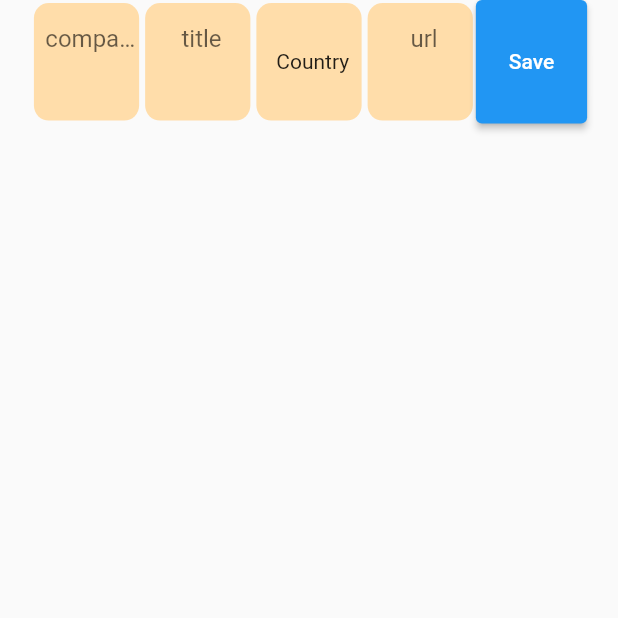
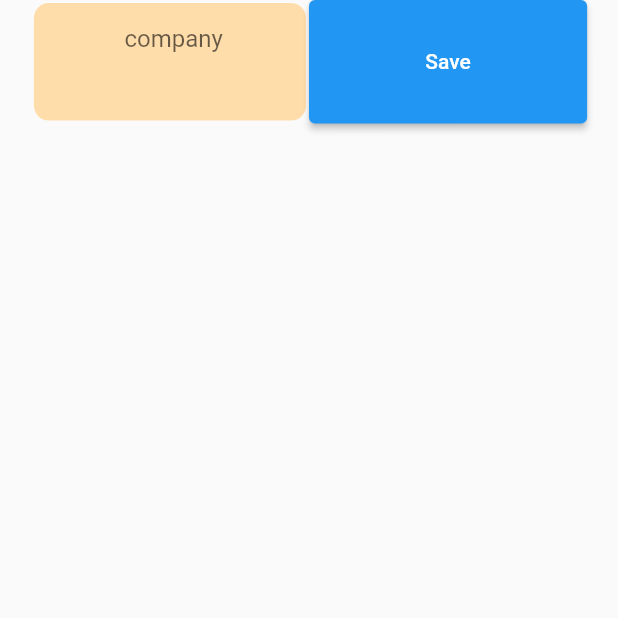
Before and after one commit to nikiforov5000/flutter_jobs_applications, a Flutter app: the screen it shows after launch, on a phone screen of 412 x 824 dp, the top half of it. Run offline on Flutter 3.47's test engine with Material 2 defaults, Android fonts, the phone set to English and light mode, and no system bars; our stand-ins replace cloud_firestore, country_picker, firebase_core; accounts and stored records are empty.

Commit message:
adds to firebase and clear text field

```diff
--- a/lib/screens/home_screen/widgets/input_section.dart
+++ b/lib/screens/home_screen/widgets/input_section.dart
@@ -21,24 +21,24 @@ class InputSection extends StatelessWidget {
     final rowHeight = height / 10;
 
 
-    TextEditingController companyController = TextEditingController();
-    final companyInput = TextFieldWidget(label: 'company', provider: companyProvider, controller: companyController);
+    // TextEditingController companyController = TextEditingController();
+    final companyInput = TextFieldWidget(label: 'company');
 
-    TextEditingController titleController = TextEditingController();
-    final titleInput = TextFieldWidget(label: 'title', provider: titleProvider, controller: titleController,);
-
-    TextEditingController urlController = TextEditingController();
-    final urlInput = TextFieldWidget(label: 'url', provider: urlProvider, controller: urlController);
-
-    TextEditingController countryController = TextEditingController();
-    final MyCountryPicker countryPicker = MyCountryPicker(controller: countryController);
-
-    List<TextEditingController> controllers = [
-      companyController,
-      titleController,
-      urlController,
-      countryController,
-    ];
+    // TextEditingController titleController = TextEditingController();
+    // final titleInput = TextFieldWidget(label: 'title', provider: titleProvider, controller: titleController,);
+    //
+    // TextEditingController urlController = TextEditingController();
+    // final urlInput = TextFieldWidget(label: 'url', provider: urlProvider, controller: urlController);
+    //
+    // TextEditingController countryController = TextEditingController();
+    // final MyCountryPicker countryPicker = MyCountryPicker(controller: countryController);
+    //
+    // List<TextEditingController> controllers = [
+    //   companyController,
+    //   titleController,
+    //   urlController,
+    //   countryController,
+    // ];
 
     return SizedBox(
       height: rowHeight,
@@ -46,10 +46,15 @@ class InputSection extends StatelessWidget {
         crossAxisAlignment: CrossAxisAlignment.stretch,
         children: [
           InputCellWidget(child: companyInput),
-          InputCellWidget(child: titleInput),
-          InputCellWidget(child: countryPicker),
-          InputCellWidget(child: urlInput),
-          SaveButton(controllers: controllers),
+          // InputCellWidget(child: titleInput),
+          // InputCellWidget(child: countryPicker),
+          // InputCellWidget(child: urlInput),
+          SaveButton(
+              companyWidget: companyInput
+              // titleInput: titleInput
+              // countryPicker: countryPicker
+              // urlInput: urlInput
+          ),
         ],
       ),
     );
--- a/lib/screens/home_screen/widgets/save_button.dart
+++ b/lib/screens/home_screen/widgets/save_button.dart
@@ -1,6 +1,7 @@
 import 'package:cloud_firestore/cloud_firestore.dart';
 import 'package:country_picker/country_picker.dart';
 import 'package:flutter/material.dart';
+import 'package:flutter_jobs_applications/screens/home_screen/widgets/text_field_widget.dart';
 import 'package:flutter_jobs_applications/services/company_provider.dart';
 import 'package:flutter_jobs_applications/services/country_provider.dart';
 import 'package:flutter_jobs_applications/services/title_provider.dart';
@@ -9,35 +10,41 @@ import 'package:provider/provider.dart';
 
 class SaveButton extends StatelessWidget {
 
-  SaveButton({required this.controllers});
-  final List<TextEditingController> controllers;
+  SaveButton({
+    required this.companyWidget,
+    // required this.controllers,
+  });
+  final TextFieldWidget companyWidget;
+  // final List<TextEditingController> controllers;
   @override
   Widget build(BuildContext context) {
 
     return Expanded(
       child: ElevatedButton(
         onPressed: () async {
-          final titleProvider = Provider.of<TitleProvider>(context, listen: false);
-          final companyProvider = Provider.of<CompanyProvider>(context, listen: false);
-          final countryProvider = Provider.of<CountryProvider>(context, listen: false);
-          final urlProvider = Provider.of<UrlProvider>(context, listen: false);
+          // final titleProvider = Provider.of<TitleProvider>(context, listen: false);
+          // final companyProvider = Provider.of<CompanyProvider>(context, listen: false);
+          // final countryProvider = Provider.of<CountryProvider>(context, listen: false);
+          // final urlProvider = Provider.of<UrlProvider>(context, listen: false);
           final data = {
-            'title': titleProvider.value,
-            'company': companyProvider.value,
-            'country': countryProvider.value,
-            'url': urlProvider.value,
+            'company': companyWidget.text,
+            // 'title': titleProvider.value,
+            // 'country': countryProvider.value,
+            // 'url': urlProvider.value,
             'date': DateTime.now(),
           };
           final firestore = FirebaseFirestore.instance;
           final collectionRef = firestore.collection('applications');
           await collectionRef.add(data);
 
-          for (var controller in controllers) { controller.clear(); }
+          companyWidget.clear();
 
-          titleProvider.value = null;
-          companyProvider.value = null;
-          countryProvider.value = null;
-          urlProvider.value = null;
+          // for (var controller in controllers) { controller.clear(); }
+
+          // titleProvider.value = null;
+          // companyProvider.value = null;
+          // countryProvider.value = null;
+          // urlProvider.value = null;
         },
         child: const Text('Save'),
       ),
--- a/lib/screens/home_screen/widgets/text_field_widget.dart
+++ b/lib/screens/home_screen/widgets/text_field_widget.dart
@@ -1,16 +1,20 @@
 import 'package:flutter/material.dart';
 import 'package:flutter_jobs_applications/services/super_provider.dart';
 class TextFieldWidget extends StatelessWidget {
-  const TextFieldWidget({
+  TextFieldWidget({
     super.key,
-    required this.provider,
+    // required this.provider,
     required this.label,
-    required this.controller,
+    // required this.controller,
   });
+  TextEditingController controller = TextEditingController();
 
-  final SuperProvider provider;
+  // final SuperProvider provider;
   final label;
-  final TextEditingController controller;
+  // final TextEditingController controller;
+
+  String get text => controller.text;
+  void clear() => controller.clear();
 
   @override
   Widget build(BuildContext context) {
@@ -22,7 +26,7 @@ class TextFieldWidget extends StatelessWidget {
         border: InputBorder.none,
       ),
       onChanged: (value) {
-        provider.value = value;
+        // provider.value = value;
       },
     );
   }
```
